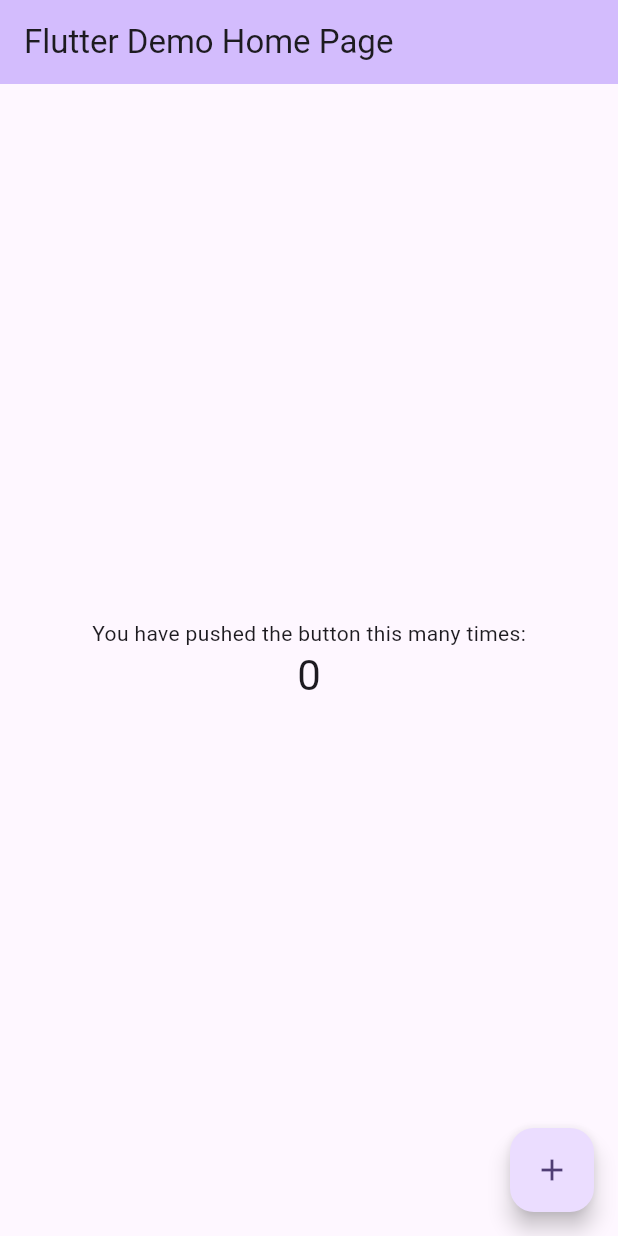
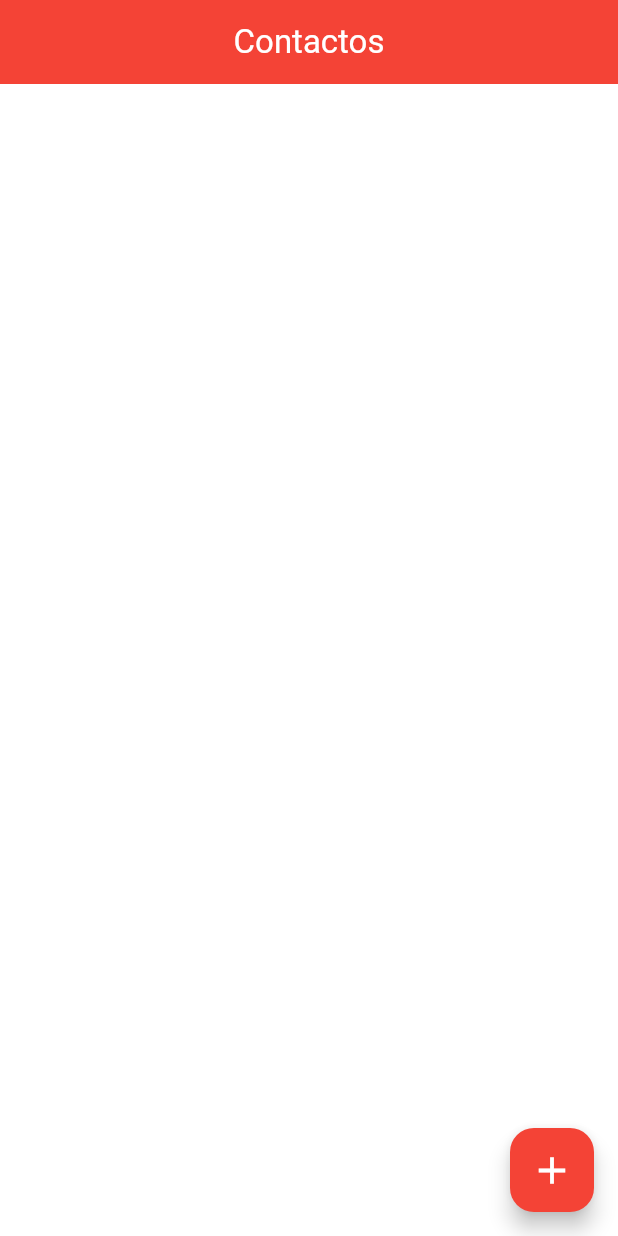
Before and after one commit to artaxerxesnazareno/agenda_contatos, a Flutter app: the screen it shows after launch, on a phone screen of 412 x 824 dp. Run offline on Flutter 3.47's test engine with Material 3 defaults, Android fonts, the phone set to English and light mode, and no system bars; our stand-ins replace sqflite; accounts and stored records are empty.

Commit message:
✨ feat: Implementa página inicial e estrutura básica do app
- Adiciona HomePage com lista de contatos
- Configura build.gradle e gradle.properties
- Atualiza entidade Contact para usar constantes do banco de dados
- Inicializa app com MaterialApp e HomePage
- Adiciona assets ao pubspec.yaml

```diff
--- a/lib/main.dart
+++ b/lib/main.dart
@@ -1,125 +1,8 @@
+import 'package:agenda_contatos/ui/home_page.dart';
 import 'package:flutter/material.dart';
 
 void main() {
-  runApp(const MyApp());
+  runApp(MaterialApp(
+    home: HomePage(),
+  ));
 }
-
-class MyApp extends StatelessWidget {
-  const MyApp({super.key});
-
-  // This widget is the root of your application.
-  @override
-  Widget build(BuildContext context) {
-    return MaterialApp(
-      title: 'Flutter Demo',
-      theme: ThemeData(
-        // This is the theme of your application.
-        //
-        // TRY THIS: Try running your application with "flutter run". You'll see
-        // the application has a purple toolbar. Then, without quitting the app,
-        // try changing the seedColor in the colorScheme below to Colors.green
-        // and then invoke "hot reload" (save your changes or press the "hot
-        // reload" button in a Flutter-supported IDE, or press "r" if you used
-        // the command line to start the app).
-        //
-        // Notice that the counter didn't reset back to zero; the application
-        // state is not lost during the reload. To reset the state, use hot
-        // restart instead.
-        //
-        // This works for code too, not just values: Most code changes can be
-        // tested with just a hot reload.
-        colorScheme: ColorScheme.fromSeed(seedColor: Colors.deepPurple),
-        useMaterial3: true,
-      ),
-      home: const MyHomePage(title: 'Flutter Demo Home Page'),
-    );
-  }
-}
-
-class MyHomePage extends StatefulWidget {
-  const MyHomePage({super.key, required this.title});
-
-  // This widget is the home page of your application. It is stateful, meaning
-  // that it has a State object (defined below) that contains fields that affect
-  // how it looks.
-
-  // This class is the configuration for the state. It holds the values (in this
-  // case the title) provided by the parent (in this case the App widget) and
-  // used by the build method of the State. Fields in a Widget subclass are
-  // always marked "final".
-
-  final String title;
-
-  @override
-  State<MyHomePage> createState() => _MyHomePageState();
-}
-
-class _MyHomePageState extends State<MyHomePage> {
-  int _counter = 0;
-
-  void _incrementCounter() {
-    setState(() {
-      // This call to setState tells the Flutter framework that something has
-      // changed in this State, which causes it to rerun the build method below
-      // so that the display can reflect the updated values. If we changed
-      // _counter without calling setState(), then the build method would not be
-      // called again, and so nothing would appear to happen.
-      _counter++;
-    });
-  }
-
-  @override
-  Widget build(BuildContext context) {
-    // This method is rerun every time setState is called, for instance as done
-    // by the _incrementCounter method above.
-    //
-    // The Flutter framework has been optimized to make rerunning build methods
-    // fast, so that you can just rebuild anything that needs updating rather
-    // than having to individually change instances of widgets.
-    return Scaffold(
-      appBar: AppBar(
-        // TRY THIS: Try changing the color here to a specific color (to
-        // Colors.amber, perhaps?) and trigger a hot reload to see the AppBar
-        // change color while the other colors stay the same.
-        backgroundColor: Theme.of(context).colorScheme.inversePrimary,
-        // Here we take the value from the MyHomePage object that was created by
-        // the App.build method, and use it to set our appbar title.
-        title: Text(widget.title),
-      ),
-      body: Center(
-        // Center is a layout widget. It takes a single child and positions it
-        // in the middle of the parent.
-        child: Column(
-          // Column is also a layout widget. It takes a list of children and
-          // arranges them vertically. By default, it sizes itself to fit its
-          // children horizontally, and tries to be as tall as its parent.
-          //
-          // Column has various properties to control how it sizes itself and
-          // how it positions its children. Here we use mainAxisAlignment to
-          // center the children vertically; the main axis here is the vertical
-          // axis because Columns are vertical (the cross axis would be
-          // horizontal).
-          //
-          // TRY THIS: Invoke "debug painting" (choose the "Toggle Debug Paint"
-          // action in the IDE, or press "p" in the console), to see the
-          // wireframe for each widget.
-          mainAxisAlignment: MainAxisAlignment.center,
-          children: <Widget>[
-            const Text(
-              'You have pushed the button this many times:',
-            ),
-            Text(
-              '$_counter',
-              style: Theme.of(context).textTheme.headlineMedium,
-            ),
-          ],
-        ),
-      ),
-      floatingActionButton: FloatingActionButton(
-        onPressed: _incrementCounter,
-        tooltip: 'Increment',
-        child: const Icon(Icons.add),
-      ), // This trailing comma makes auto-formatting nicer for build methods.
-    );
-  }
-}
--- /dev/null
+++ b/lib/ui/home_page.dart
@@ -0,0 +1,97 @@
+import 'dart:io';
+
+import 'package:agenda_contatos/data/datasources/local/helpers/contact_helper.dart';
+import 'package:agenda_contatos/domain/entities/contact.dart';
+import 'package:flutter/material.dart';
+
+class HomePage extends StatefulWidget {
+  const HomePage({super.key});
+
+  createState() => _HomePageState();
+}
+
+class _HomePageState extends State<HomePage> {
+  ContactHelper helper = ContactHelper();
+  List<Contact> contacts = [];
+
+  @override
+  void initState() {
+    super.initState();
+    helper.getAllContacts().then((list) {
+      if (list != null) {
+        setState(() {
+          contacts.addAll(list);
+        });
+      }
+    });
+  }
+
+  @override
+  Widget build(BuildContext context) {
+    return Scaffold(
+        appBar: AppBar(
+          title: const Text(
+            'Contactos',
+            style: TextStyle(color: Colors.white),
+          ),
+          backgroundColor: Colors.red,
+          centerTitle: true,
+        ),
+        backgroundColor: Colors.white,
+        body: ListView.builder(
+          itemCount: contacts.length,
+          itemBuilder: (context, index) {
+            return _contactCard(contacts[index]);
+          },
+        ),
+        floatingActionButton: FloatingActionButton(
+          onPressed: () {},
+          backgroundColor: Colors.red,
+          child: const Icon(Icons.add, color: Colors.white, size: 30),
+        ));
+  }
+
+  Widget _contactCard(Contact contact) {
+    return Card(
+      margin: EdgeInsets.all(10),
+      child: Padding(
+        padding: const EdgeInsets.all(10.0),
+        child: Row(
+          children: [
+            Container(
+                width: 80,
+                height: 80,
+                decoration: BoxDecoration(
+                    shape: BoxShape.circle,
+                    image: DecorationImage(
+                      image: contact.image != null
+                          ? FileImage(File(contact.image!))
+                          : const AssetImage("assets/person.png"),
+                    ))),
+            Padding(
+              padding: const EdgeInsets.only(left: 10),
+              child: Column(
+                crossAxisAlignment: CrossAxisAlignment.start,
+                children: [
+                  Text(
+                    contact.name ?? '',
+                    style: const TextStyle(
+                        fontSize: 22, fontWeight: FontWeight.bold),
+                  ),
+                  Text(
+                    contact.email ?? '',
+                    style: const TextStyle(fontSize: 18),
+                  ),
+                  Text(
+                    contact.phone ?? '',
+                    style: const TextStyle(fontSize: 18),
+                  ),
+                ],
+              ),
+            )
+          ],
+        ),
+      ),
+    );
+  }
+}
--- a/pubspec.yaml
+++ b/pubspec.yaml
@@ -35,7 +35,7 @@ dependencies:
   # The following adds the Cupertino Icons font to your application.
   # Use with the CupertinoIcons class for iOS style icons.
   cupertino_icons: ^1.0.8
-  sqflite: ^2.4.1
+  sqflite: ^2.3.0
 
 dev_dependencies:
   flutter_test:
@@ -60,8 +60,8 @@ flutter:
   uses-material-design: true
 
   # To add assets to your application, add an assets section, like this:
-  # assets:
-  #   - images/a_dot_burr.jpeg
+  assets:
+     - assets/
   #   - images/a_dot_ham.jpeg
 
   # An image asset can refer to one or more resolution-specific "variants", see
```
Also changed, not shown: lib/data/datasources/local/exceptions/database_exception.dart (added, +17 -0 lines), lib/domain/entities/contact.dart (+13 -11 lines), assets/person.png (added), 3 other files.
